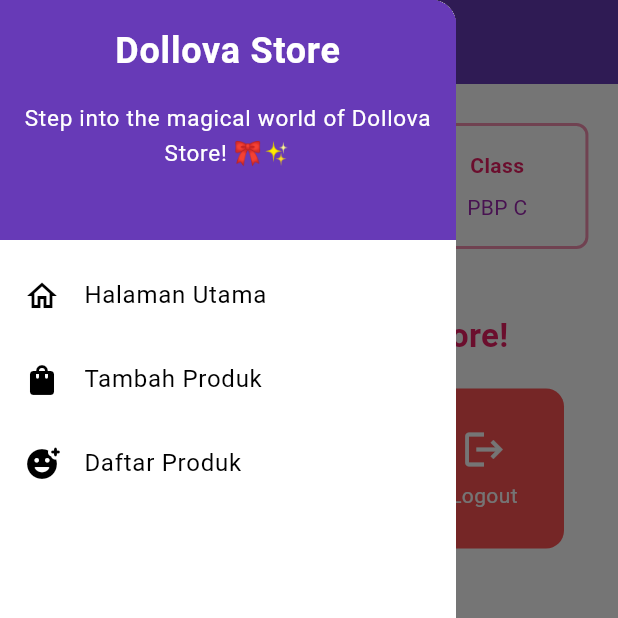
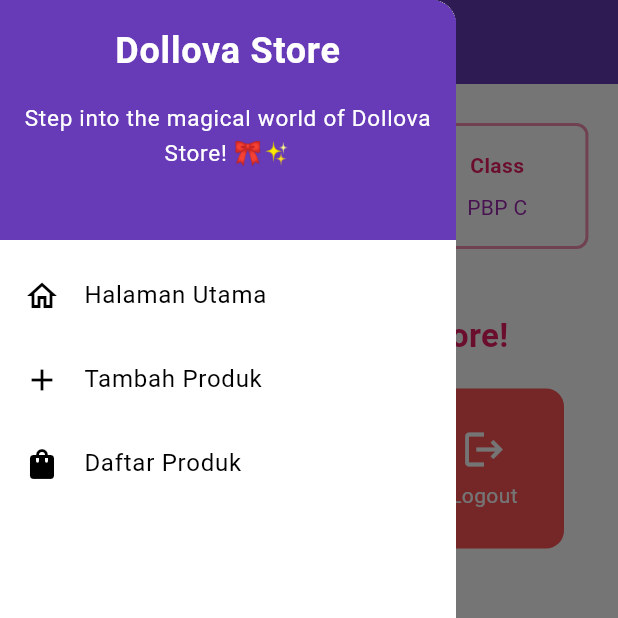
Before and after one commit to yodoj/dolllova-store-mobile, a Flutter app: the MyHomePage screen opened directly, with the side drawer open, on a phone screen of 412 x 824 dp, the top half of it. Run offline on Flutter 3.47's test engine with Material 3 defaults, Android fonts, the phone set to English and light mode, and no system bars; missing offline and left inert: pbp_django_auth; Roboto replaces fonts that are missing (Poppins).

Commit message:
Revisi kode

```diff
--- a/lib/widgets/left_drawer.dart
+++ b/lib/widgets/left_drawer.dart
@@ -50,7 +50,7 @@ class LeftDrawer extends StatelessWidget {
               },
             ),
             ListTile(
-              leading: const Icon(Icons.shopping_bag),
+              leading: const Icon(Icons.add),
               title: const Text('Tambah Produk'),
               // Bagian redirection ke ProductEntryFormPage
               onTap: () {
@@ -63,7 +63,7 @@ class LeftDrawer extends StatelessWidget {
               },
             ),
             ListTile(
-              leading: const Icon(Icons.add_reaction_rounded),
+              leading: const Icon(Icons.shopping_bag),
               title: const Text('Daftar Produk'),
               onTap: () {
                   // Route menu ke halaman produk
--- a/lib/widgets/product_card.dart
+++ b/lib/widgets/product_card.dart
@@ -51,7 +51,7 @@ class ItemCard extends StatelessWidget {
                 )
             );
           }
-          else if (item.name == "Lihat Produk") {
+          else if (item.name == "Lihat Daftar Produk") {
             Navigator.push(context,
                 MaterialPageRoute(
                     builder: (context) => const ProductEntryPage()
```
Also changed, not shown: lib/screens/list_productentry.dart (+3 -4 lines).
